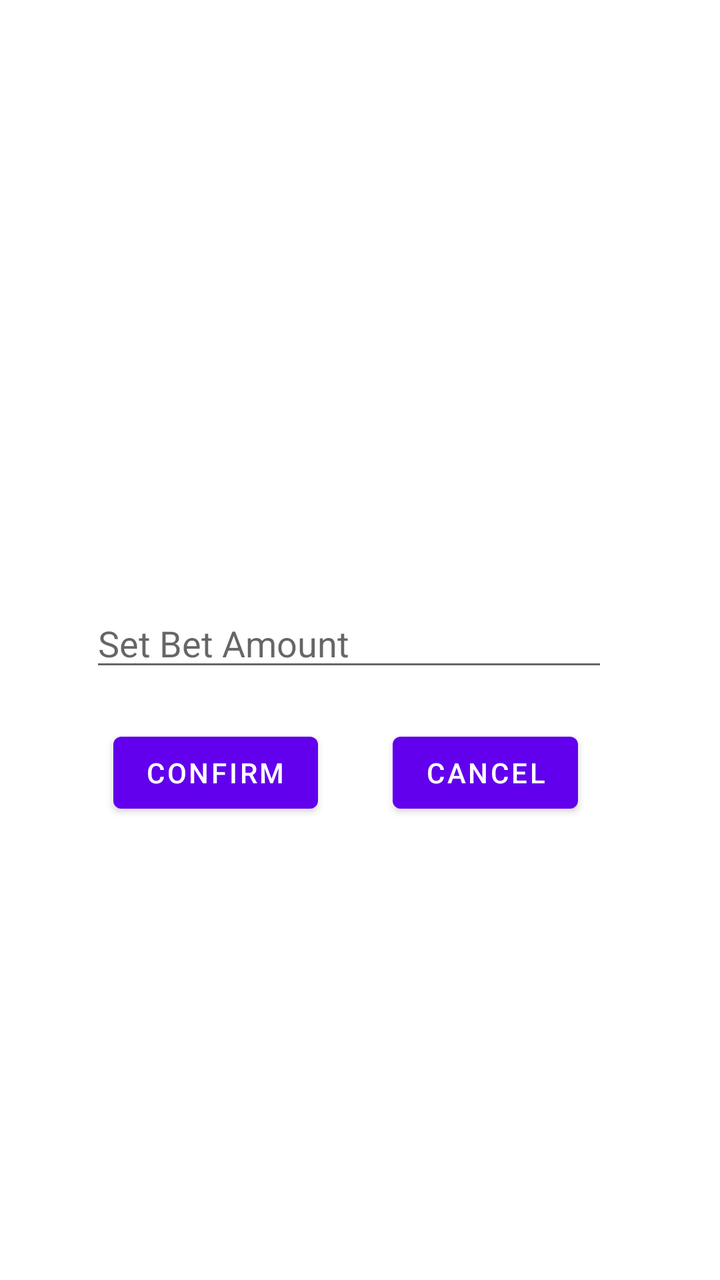
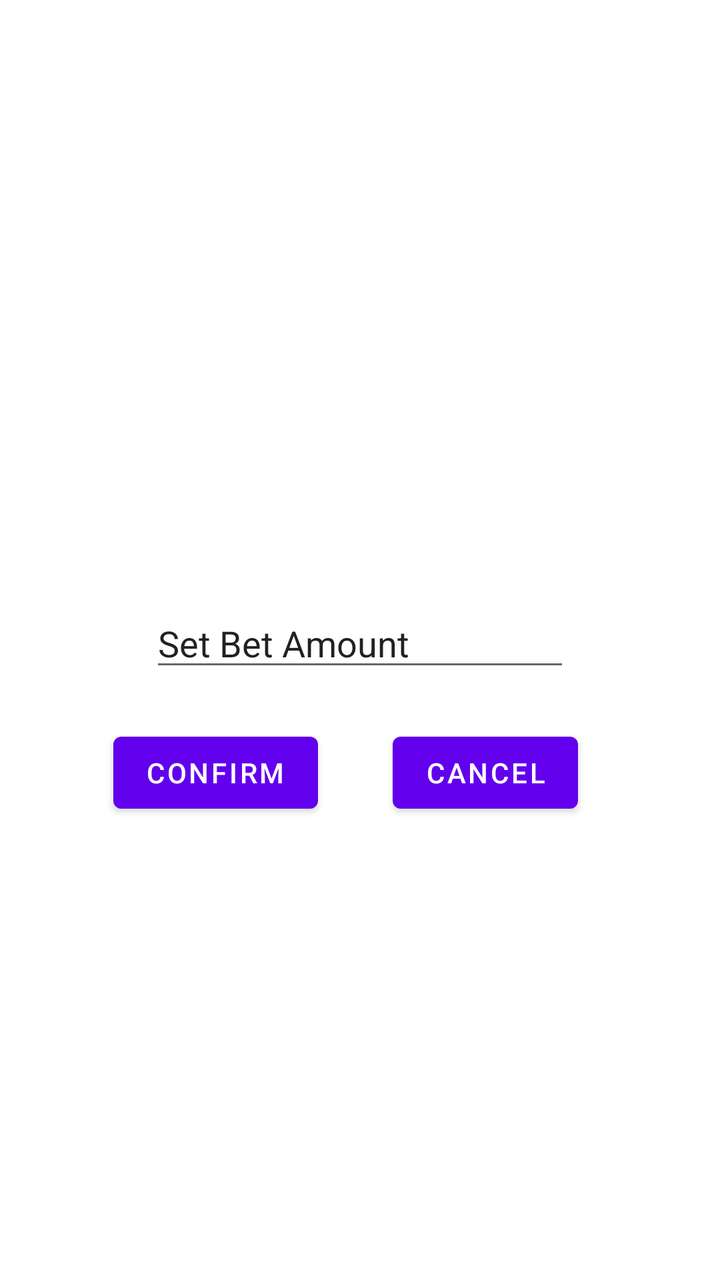

An Android layout rendered at two revisions. The XML below is the earlier revision; the diff shows what the commit changed to produce the second picture.
<!-- AndroidManifest.xml: application theme Theme.GamblingBadger -->
<!-- res/layout/blackjack_set_bet_popup.xml -->
<?xml version="1.0" encoding="utf-8"?>
<androidx.constraintlayout.widget.ConstraintLayout xmlns:android="http://schemas.android.com/apk/res/android"
    xmlns:app="http://schemas.android.com/apk/res-auto"
    xmlns:tools="http://schemas.android.com/tools"
    android:layout_width="match_parent"
    android:layout_height="match_parent">

    <Button
        android:id="@+id/Confirm"
        android:layout_width="wrap_content"
        android:layout_height="wrap_content"
        android:text="Confirm"
        app:layout_constraintBottom_toBottomOf="parent"
        app:layout_constraintEnd_toEndOf="parent"
        app:layout_constraintHorizontal_bias="0.22"
        app:layout_constraintStart_toStartOf="parent"
        app:layout_constraintTop_toTopOf="parent"
        app:layout_constraintVertical_bias="0.612" />

    <Button
        android:id="@+id/CancelButton"
        android:layout_width="wrap_content"
        android:layout_height="wrap_content"
        android:text="Cancel"
        app:layout_constraintBottom_toBottomOf="parent"
        app:layout_constraintEnd_toEndOf="parent"
        app:layout_constraintHorizontal_bias="0.735"
        app:layout_constraintStart_toStartOf="parent"
        app:layout_constraintTop_toTopOf="parent"
        app:layout_constraintVertical_bias="0.612" />

    <com.google.android.material.textfield.TextInputEditText
        android:layout_width="259dp"
        android:layout_height="wrap_content"
        android:hint="Set Bet Amount"
        app:layout_constraintBottom_toBottomOf="parent"
        app:layout_constraintEnd_toEndOf="parent"
        app:layout_constraintHorizontal_bias="0.447"
        app:layout_constraintStart_toStartOf="parent"
        app:layout_constraintTop_toTopOf="parent" />
</androidx.constraintlayout.widget.ConstraintLayout>
<!-- resources referenced by this layout -->
<resources>
  <style name="Theme.GamblingBadger" parent="Theme.MaterialComponents.DayNight.DarkActionBar">
          
          <item name="colorPrimary">@color/purple_500</item>
          <item name="colorPrimaryVariant">@color/purple_700</item>
          <item name="colorOnPrimary">@color/white</item>
          
          <item name="colorSecondary">@color/teal_200</item>
          <item name="colorSecondaryVariant">@color/teal_700</item>
          <item name="colorOnSecondary">@color/black</item>
          
          <item name="android:statusBarColor" tools:targetApi="l">?attr/colorPrimaryVariant</item>
          
      </style>
  <color name="purple_500">#FF6200EE</color>
  <color name="purple_700">#FF3700B3</color>
  <color name="white">#FFFFFFFF</color>
  <color name="teal_200">#FF03DAC5</color>
  <color name="teal_700">#FF018786</color>
  <color name="black">#FF000000</color>
</resources>

<!-- the commit's change to res/layout/blackjack_set_bet_popup.xml (unified diff, before → after) -->
@@ -6,7 +6,7 @@
     android:layout_height="match_parent">
 
     <Button
-        android:id="@+id/Confirm"
+        android:id="@+id/ConfirmButton"
         android:layout_width="wrap_content"
         android:layout_height="wrap_content"
         android:text="Confirm"
@@ -29,13 +29,15 @@
         app:layout_constraintTop_toTopOf="parent"
         app:layout_constraintVertical_bias="0.612" />
 
-    <com.google.android.material.textfield.TextInputEditText
-        android:layout_width="259dp"
+    <EditText
+        android:id="@+id/TextInputSetBet"
+        android:layout_width="wrap_content"
         android:layout_height="wrap_content"
-        android:hint="Set Bet Amount"
+        android:ems="10"
+        android:inputType="textPersonName"
+        android:text="Set Bet Amount"
         app:layout_constraintBottom_toBottomOf="parent"
         app:layout_constraintEnd_toEndOf="parent"
-        app:layout_constraintHorizontal_bias="0.447"
         app:layout_constraintStart_toStartOf="parent"
         app:layout_constraintTop_toTopOf="parent" />
 </androidx.constraintlayout.widget.ConstraintLayout>
